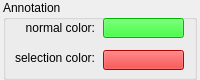
Before: the Qt Designer form dpVision/gui/forms/propAnnotation.ui in pojdulos/pyDpVision, drawn with Qt 5.
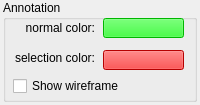
After: the same form once the commit is applied.

```diff
--- a/dpVision/gui/forms/propAnnotation.ui
+++ b/dpVision/gui/forms/propAnnotation.ui
@@ -7,19 +7,19 @@
     <x>0</x>
     <y>0</y>
     <width>200</width>
-    <height>80</height>
+    <height>105</height>
    </rect>
   </property>
   <property name="minimumSize">
    <size>
     <width>200</width>
-    <height>80</height>
+    <height>105</height>
    </size>
   </property>
   <property name="maximumSize">
    <size>
     <width>200</width>
-    <height>80</height>
+    <height>105</height>
    </size>
   </property>
   <property name="windowTitle">
@@ -34,7 +34,7 @@
      <x>3</x>
      <y>0</y>
      <width>194</width>
-     <height>80</height>
+     <height>102</height>
     </rect>
    </property>
    <property name="styleSheet">
@@ -116,6 +116,19 @@
      <set>Qt::AlignRight|Qt::AlignTrailing|Qt::AlignVCenter</set>
     </property>
    </widget>
+   <widget class="QCheckBox" name="wireframeCheck">
+    <property name="geometry">
+     <rect>
+      <x>10</x>
+      <y>76</y>
+      <width>170</width>
+      <height>20</height>
+     </rect>
+    </property>
+    <property name="text">
+     <string>Show wireframe</string>
+    </property>
+   </widget>
   </widget>
  </widget>
  <resources/>
```
